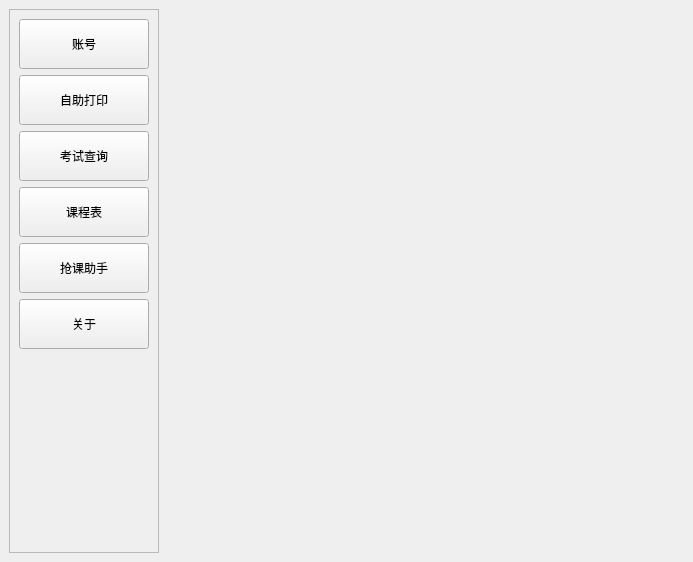
Above: ui_src/form.ui from fx-tourist/ahutTool before the change. Below: the same form after it.
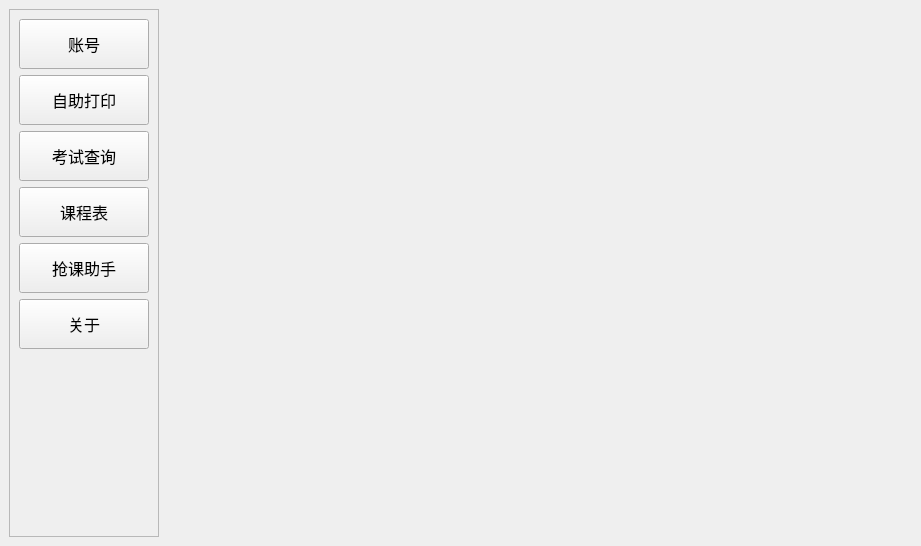
That is the form after the change.

Diff of the .ui file:
```diff
--- a/ui_src/form.ui
+++ b/ui_src/form.ui
@@ -6,10 +6,15 @@
    <rect>
     <x>0</x>
     <y>0</y>
-    <width>693</width>
-    <height>562</height>
+    <width>921</width>
+    <height>546</height>
    </rect>
   </property>
+  <property name="font">
+   <font>
+    <pointsize>12</pointsize>
+   </font>
+  </property>
   <property name="windowTitle">
    <string>mian</string>
   </property>
@@ -52,15 +57,21 @@
         <x>0</x>
         <y>0</y>
         <width>148</width>
-        <height>542</height>
+        <height>526</height>
        </rect>
       </property>
       <layout class="QVBoxLayout" name="verticalLayout">
        <item>
         <widget class="QPushButton" name="userInfo_button">
+         <property name="sizePolicy">
+          <sizepolicy hsizetype="Preferred" vsizetype="Preferred">
+           <horstretch>0</horstretch>
+           <verstretch>0</verstretch>
+          </sizepolicy>
+         </property>
          <property name="minimumSize">
           <size>
-           <width>50</width>
+           <width>60</width>
            <height>50</height>
           </size>
          </property>
@@ -71,9 +82,15 @@
        </item>
        <item>
         <widget class="QPushButton" name="selfPrint_button">
+         <property name="sizePolicy">
+          <sizepolicy hsizetype="Preferred" vsizetype="Preferred">
+           <horstretch>0</horstretch>
+           <verstretch>0</verstretch>
+          </sizepolicy>
+         </property>
          <property name="minimumSize">
           <size>
-           <width>50</width>
+           <width>60</width>
            <height>50</height>
           </size>
          </property>
@@ -84,9 +101,15 @@
        </item>
        <item>
         <widget class="QPushButton" name="examSearch_button">
+         <property name="sizePolicy">
+          <sizepolicy hsizetype="Preferred" vsizetype="Preferred">
+           <horstretch>0</horstretch>
+           <verstretch>0</verstretch>
+          </sizepolicy>
+         </property>
          <property name="minimumSize">
           <size>
-           <width>50</width>
+           <width>60</width>
            <height>50</height>
           </size>
          </property>
@@ -97,9 +120,15 @@
        </item>
        <item>
         <widget class="QPushButton" name="classSchedule_button">
+         <property name="sizePolicy">
+          <sizepolicy hsizetype="Preferred" vsizetype="Preferred">
+           <horstretch>0</horstretch>
+           <verstretch>0</verstretch>
+          </sizepolicy>
+         </property>
          <property name="minimumSize">
           <size>
-           <width>0</width>
+           <width>60</width>
            <height>50</height>
           </size>
          </property>
@@ -110,9 +139,15 @@
        </item>
        <item>
         <widget class="QPushButton" name="robClasses_button">
+         <property name="sizePolicy">
+          <sizepolicy hsizetype="Preferred" vsizetype="Preferred">
+           <horstretch>0</horstretch>
+           <verstretch>0</verstretch>
+          </sizepolicy>
+         </property>
          <property name="minimumSize">
           <size>
-           <width>50</width>
+           <width>60</width>
            <height>50</height>
           </size>
          </property>
@@ -123,9 +158,15 @@
        </item>
        <item>
         <widget class="QPushButton" name="appInfo_button">
+         <property name="sizePolicy">
+          <sizepolicy hsizetype="Preferred" vsizetype="Preferred">
+           <horstretch>0</horstretch>
+           <verstretch>0</verstretch>
+          </sizepolicy>
+         </property>
          <property name="minimumSize">
           <size>
-           <width>50</width>
+           <width>60</width>
            <height>50</height>
           </size>
          </property>
```
